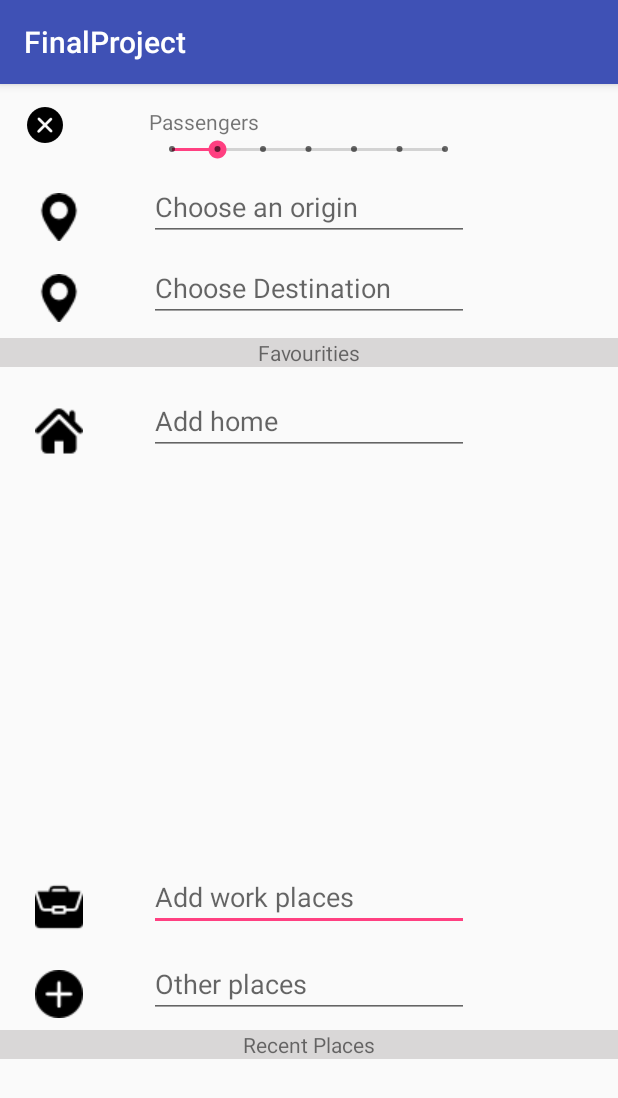
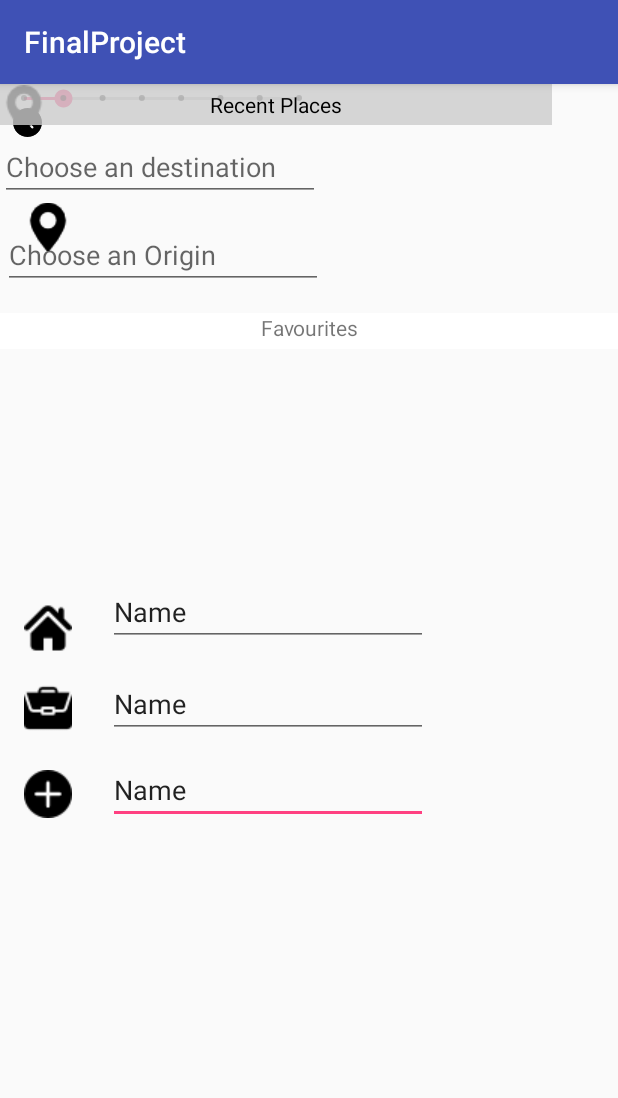
Before and after one commit to BorjaGD94/FinalProject, an Android app: the SearchActivity screen opened directly, with no data from a screen before it, on a phone screen of 412 x 824 dp. Shown: the top 1098 px of the screen. Run offline under Robolectric (Android 15) with nearby library versions, the phone set to English and light mode, and no system bars.

Commit message:
search2.0

```diff
--- a/app/build.gradle
+++ b/app/build.gradle
@@ -25,6 +25,7 @@ dependencies {
     implementation 'com.google.android.gms:play-services-maps:16.0.0'
     implementation 'com.google.android.gms:play-services-location:16.0.0'
     implementation 'com.google.maps.android:android-maps-utils:0.5'
+    implementation 'com.android.support:recyclerview-v7:28.0.0-alpha1'
     testImplementation 'junit:junit:4.12'
     androidTestImplementation 'com.android.support.test:runner:1.0.2'
     androidTestImplementation 'com.android.support.test.espresso:espresso-core:3.0.2'
--- a/app/src/main/res/layout/activity_search.xml
+++ b/app/src/main/res/layout/activity_search.xml
@@ -1,178 +1,186 @@
 <?xml version="1.0" encoding="utf-8"?>
-<RelativeLayout xmlns:android="http://schemas.android.com/apk/res/android"
+<android.support.constraint.ConstraintLayout xmlns:android="http://schemas.android.com/apk/res/android"
     xmlns:app="http://schemas.android.com/apk/res-auto"
     xmlns:tools="http://schemas.android.com/tools"
-    android:id="@+id/linearLayout"
     android:layout_width="match_parent"
-    android:layout_height="match_parent">
+    android:layout_height="match_parent"
+    tools:context=".SearchActivity"
+    tools:layout_editor_absoluteY="81dp">
 
     <EditText
-        android:id="@+id/work"
+        android:id="@+id/editText8"
         android:layout_width="wrap_content"
         android:layout_height="wrap_content"
-        android:layout_alignParentBottom="true"
-        android:layout_centerHorizontal="true"
-        android:layout_marginBottom="203dp"
+        android:layout_marginTop="12dp"
         android:ems="10"
         android:inputType="textPersonName"
-        android:hint="Add work places"/>
+        android:text="Name"
+        app:layout_constraintStart_toStartOf="@+id/editText6"
+        app:layout_constraintTop_toBottomOf="@+id/editText6" />
+
+    <ImageView
+        android:id="@+id/imageView7"
+        android:layout_width="wrap_content"
+        android:layout_height="wrap_content"
+        android:layout_marginStart="16dp"
+        android:layout_marginTop="79dp"
+        app:layout_constraintStart_toStartOf="parent"
+        app:layout_constraintTop_toTopOf="parent"
+        app:srcCompat="@drawable/pin32" />
+
+    <ImageView
+        android:id="@+id/imageView"
+        android:layout_width="22dp"
+        android:layout_height="19dp"
+        android:layout_marginEnd="76dp"
+        android:layout_marginStart="7dp"
+        android:layout_marginTop="16dp"
+        app:layout_constraintEnd_toStartOf="@+id/seekBar2"
+        app:layout_constraintHorizontal_bias="0.0"
+        app:layout_constraintStart_toStartOf="parent"
+        app:layout_constraintTop_toTopOf="parent"
+        app:srcCompat="@drawable/error" />
+
+    <SeekBar
+        android:id="@+id/seekBar2"
+        style="@style/Widget.AppCompat.SeekBar.Discrete"
+        android:layout_width="215dp"
+        android:layout_height="19dp"
+        android:max="7"
+        android:progress="1"
+        tools:layout_editor_absoluteX="71dp"
+        tools:layout_editor_absoluteY="29dp" />
+
+    <TextView
+        android:id="@+id/textView2"
+        android:layout_width="wrap_content"
+        android:layout_height="wrap_content"
+        android:layout_marginBottom="1dp"
+        android:text="Passengers"
+        app:layout_constraintBottom_toTopOf="@+id/seekBar2"
+        app:layout_constraintStart_toStartOf="@+id/seekBar2" />
+
+    <ImageView
+        android:id="@+id/PinOri"
+        android:layout_width="wrap_content"
+        android:layout_height="wrap_content"
+        app:layout_constraintStart_toStartOf="@+id/imageView7"
+        app:layout_constraintTop_toTopOf="@+id/imageView7"
+        app:srcCompat="@drawable/pin32" />
 
     <EditText
-        android:id="@+id/add"
+        android:id="@+id/Ori"
         android:layout_width="wrap_content"
         android:layout_height="wrap_content"
-        android:layout_alignParentBottom="true"
-        android:layout_centerHorizontal="true"
-        android:layout_marginBottom="145dp"
+        android:layout_marginStart="2dp"
+        android:layout_marginTop="13dp"
         android:ems="10"
+        android:hint="Choose an Origin"
         android:inputType="textPersonName"
-        android:hint="Other places"/>
-
-    <EditText
-        android:id="@+id/home"
-        android:layout_width="wrap_content"
-        android:layout_height="wrap_content"
-        android:layout_alignParentTop="true"
-        android:layout_centerHorizontal="true"
-        android:layout_marginTop="202dp"
-        android:ems="10"
-        android:inputType="textPersonName"
-        android:hint="Add home"/>
-
-    <EditText
-        android:id="@+id/origen"
-        android:layout_width="wrap_content"
-        android:layout_height="wrap_content"
-        android:layout_alignParentTop="true"
-        android:layout_centerHorizontal="true"
-        android:layout_marginTop="59dp"
-        android:ems="10"
-        android:inputType="textPersonName"
-        android:hint="Choose an origin"/>
-
-    <TextView
-        android:id="@+id/textView"
-        android:layout_width="215dp"
-        android:layout_height="wrap_content"
-        android:layout_alignParentTop="true"
-        android:layout_alignStart="@+id/home"
-        android:layout_marginTop="15dp"
-        android:hint="Choose an origin"
-        android:text="Passengers"
-        app:layout_anchorGravity="bottom|center" />
+        app:layout_constraintStart_toStartOf="@+id/destination"
+        app:layout_constraintTop_toBottomOf="@+id/destination" />
 
     <EditText
         android:id="@+id/destination"
         android:layout_width="wrap_content"
         android:layout_height="wrap_content"
-        android:layout_alignParentTop="true"
-        android:layout_centerHorizontal="true"
-        android:layout_marginTop="113dp"
+        android:layout_marginEnd="2dp"
+        android:layout_marginTop="13dp"
         android:ems="10"
+        android:hint="Choose an destination"
         android:inputType="textPersonName"
-        android:hint="Choose Destination"/>
-
-    <TextView
-        android:id="@+id/textView2"
-        android:layout_width="match_parent"
-        android:layout_height="wrap_content"
-        android:layout_alignParentStart="true"
-        android:layout_alignParentTop="true"
-        android:layout_marginTop="169dp"
-        android:background="#D9D7D7"
-        android:text="Favourities"
-        android:textAlignment="center" />
-
-    <TextView
-        android:id="@+id/textView3"
-        android:layout_width="match_parent"
-        android:layout_height="wrap_content"
-        android:layout_alignParentBottom="true"
-        android:layout_alignParentStart="true"
-        android:layout_marginBottom="118dp"
-        android:background="#D9D7D7"
-        android:text="Recent Places"
-        android:textAlignment="center" />
-
-    <ImageView
-        android:id="@+id/imageHome"
-        android:layout_width="wrap_content"
-        android:layout_height="wrap_content"
-        android:layout_alignBottom="@+id/home"
-        android:layout_alignStart="@+id/image_add"
-        app:srcCompat="@drawable/home_icon" />
-
-    <ImageView
-        android:id="@+id/image_add"
-        android:layout_width="wrap_content"
-        android:layout_height="wrap_content"
-        android:layout_alignBottom="@+id/add"
-        android:layout_alignParentStart="true"
-        android:layout_marginStart="23dp"
-        app:srcCompat="@drawable/plus" />
-
-    <ImageView
-        android:id="@+id/pinOri"
-        android:layout_width="wrap_content"
-        android:layout_height="wrap_content"
-        android:layout_alignBottom="@+id/origen"
-        android:layout_alignStart="@+id/imageHome"
-        app:srcCompat="@drawable/pin32" />
+        app:layout_constraintEnd_toEndOf="@+id/seekBar2"
+        app:layout_constraintTop_toBottomOf="@+id/seekBar2" />
 
     <ImageView
         android:id="@+id/pinDes"
         android:layout_width="wrap_content"
-        android:layout_height="wrap_content"
-        android:layout_alignBottom="@+id/destination"
-        android:layout_alignStart="@+id/imageHome"
-        app:srcCompat="@drawable/pin32" />
+        android:layout_height="33dp"
+        app:srcCompat="@drawable/pin32"
+        tools:layout_editor_absoluteX="16dp"
+        tools:layout_editor_absoluteY="133dp" />
+
+    <TextView
+        android:id="@+id/fav"
+        android:layout_width="0dp"
+        android:layout_height="24dp"
+        android:layout_marginBottom="120dp"
+        android:layout_marginTop="120dp"
+        android:background="#FFFFFF"
+        android:text="Favourites"
+        android:textAlignment="center"
+        app:layout_constraintBottom_toTopOf="@+id/editText8"
+        app:layout_constraintEnd_toEndOf="parent"
+        app:layout_constraintHorizontal_bias="0.0"
+        app:layout_constraintStart_toStartOf="parent"
+        app:layout_constraintTop_toTopOf="@+id/destination"
+        app:layout_constraintVertical_bias="0.0" />
 
     <ImageView
-        android:id="@+id/imageWork"
+        android:id="@+id/imageView9"
         android:layout_width="wrap_content"
         android:layout_height="wrap_content"
-        android:layout_alignBottom="@+id/work"
-        android:layout_alignStart="@+id/image_add"
+        android:layout_marginStart="16dp"
+        app:layout_constraintBottom_toBottomOf="parent"
+        app:layout_constraintStart_toStartOf="parent"
+        app:layout_constraintTop_toTopOf="parent"
+        app:layout_constraintVertical_bias="0.471"
+        app:srcCompat="@drawable/home_icon" />
+
+    <EditText
+        android:id="@+id/editText6"
+        android:layout_width="wrap_content"
+        android:layout_height="wrap_content"
+        android:layout_marginTop="16dp"
+        android:ems="10"
+        android:inputType="textPersonName"
+        android:text="Name"
+        app:layout_constraintStart_toStartOf="@+id/editText7"
+        app:layout_constraintTop_toBottomOf="@+id/editText7" />
+
+    <EditText
+        android:id="@+id/editText7"
+        android:layout_width="wrap_content"
+        android:layout_height="wrap_content"
+        android:layout_marginBottom="4dp"
+        android:layout_marginStart="24dp"
+        android:ems="10"
+        android:inputType="textPersonName"
+        android:text="Name"
+        app:layout_constraintBottom_toBottomOf="@+id/imageView9"
+        app:layout_constraintStart_toEndOf="@+id/imageView9" />
+
+    <ImageView
+        android:id="@+id/imageView10"
+        android:layout_width="wrap_content"
+        android:layout_height="wrap_content"
+        android:layout_marginBottom="4dp"
+        android:layout_marginStart="16dp"
+        app:layout_constraintBottom_toBottomOf="@+id/editText6"
+        app:layout_constraintStart_toStartOf="parent"
         app:srcCompat="@drawable/portfolio" />
 
-    <SeekBar
-        android:id="@+id/seekBar"
-        style="@style/Widget.AppCompat.SeekBar.Discrete"
-        android:layout_width="214dp"
+    <ImageView
+        android:id="@+id/imageView11"
+        android:layout_width="wrap_content"
         android:layout_height="wrap_content"
-        android:layout_below="@+id/textView"
-        android:layout_centerHorizontal="true"
-        android:max="6"
-        android:progress="1" />
+        android:layout_marginBottom="4dp"
+        android:layout_marginStart="16dp"
+        app:layout_constraintBottom_toBottomOf="@+id/editText8"
+        app:layout_constraintStart_toStartOf="parent"
+        app:srcCompat="@drawable/plus" />
 
-    <ImageView
-        android:id="@+id/imgCancel"
-        android:layout_width="33dp"
-        android:layout_height="24dp"
-        android:layout_alignParentStart="true"
-        android:layout_alignTop="@+id/textView"
-        android:layout_marginStart="13dp"
-        app:srcCompat="@drawable/error" />
-
-    <ScrollView
-        android:layout_width="match_parent"
-        android:layout_height="109dp"
-        android:layout_alignParentBottom="true"
-        android:layout_alignParentStart="true"
-        android:layout_marginBottom="0dp"
-        android:layout_marginStart="0dp">
-
-        <LinearLayout
-            android:layout_width="match_parent"
-            android:layout_height="wrap_content"
-            android:orientation="vertical" />
-    </ScrollView>
-
-    <ListView
-        android:layout_width="297dp"
-        android:layout_height="119dp"
-        android:layout_alignParentBottom="true"
-        android:layout_alignParentEnd="true" />
+    <TextView
+        android:id="@+id/recent"
+        android:layout_width="368dp"
+        android:layout_height="27dp"
+        android:background="#CCCC"
+        android:gravity="center"
+        android:text="Recent Places"
+        android:textAlignment="center"
+        android:textColor="#000000"
+        tools:layout_editor_absoluteX="0dp"
+        tools:layout_editor_absoluteY="386dp" />
 
 
-</RelativeLayout>
+</android.support.constraint.ConstraintLayout>
```
Also changed, not shown: app/src/main/res/layout/search.xml (deleted, +0 -178 lines).
